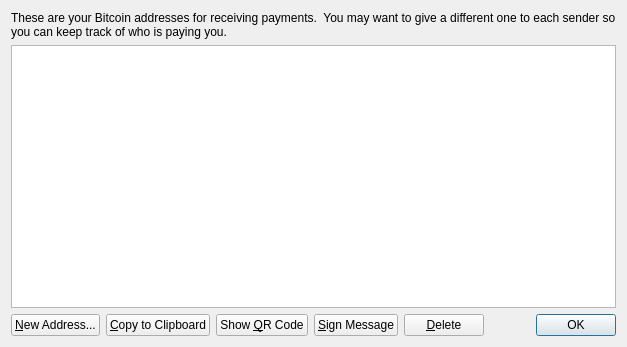
This is src/qt/forms/addressbookpage.ui in raffermeko/bitcoin as Qt 5 draws it before an edit. The edited form follows.
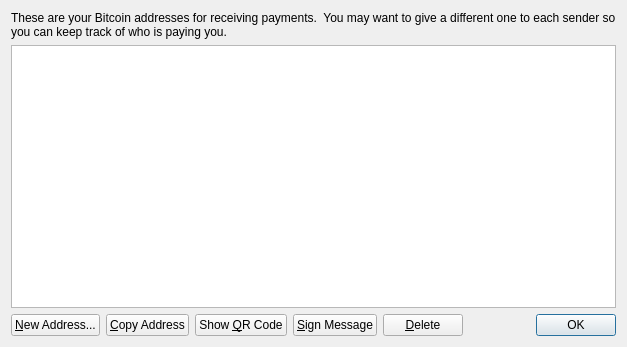
This is the edited form. Icons and pictures are not drawn.

Commit message:
Make user action more straightforward in address book
- Add all actions that can be triggered with buttons to the context menu
- Hide delete action from context menu for receiving tab

Diff of the .ui file:
```diff
--- a/src/qt/forms/addressbookpage.ui
+++ b/src/qt/forms/addressbookpage.ui
@@ -71,7 +71,7 @@
         <string>Copy the currently selected address to the system clipboard</string>
        </property>
        <property name="text">
-        <string>&amp;Copy to Clipboard</string>
+        <string>&amp;Copy Address</string>
        </property>
        <property name="icon">
         <iconset resource="../bitcoin.qrc">
```
Left out of the diff: 6 changed lines with no effect on the pictures. The commit also changes 1 other file.
